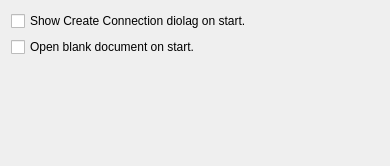
KDE/kte-collaborative, file kobby/dialogs/uisettingswidget.ui: the form before one commit.
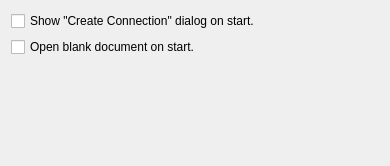
The form after the commit.

Commit message: Fixed spelling error in uisettingswidget

The edit to the form file:
```diff
--- a/kobby/dialogs/uisettingswidget.ui
+++ b/kobby/dialogs/uisettingswidget.ui
@@ -17,7 +17,7 @@
    <item>
     <widget class="QCheckBox" name="kcfg_ConnectDialogOnStart">
      <property name="text">
-      <string>Show Create Connection diolag on start.</string>
+      <string>Show "Create Connection" dialog on start.</string>
      </property>
     </widget>
    </item>
```
